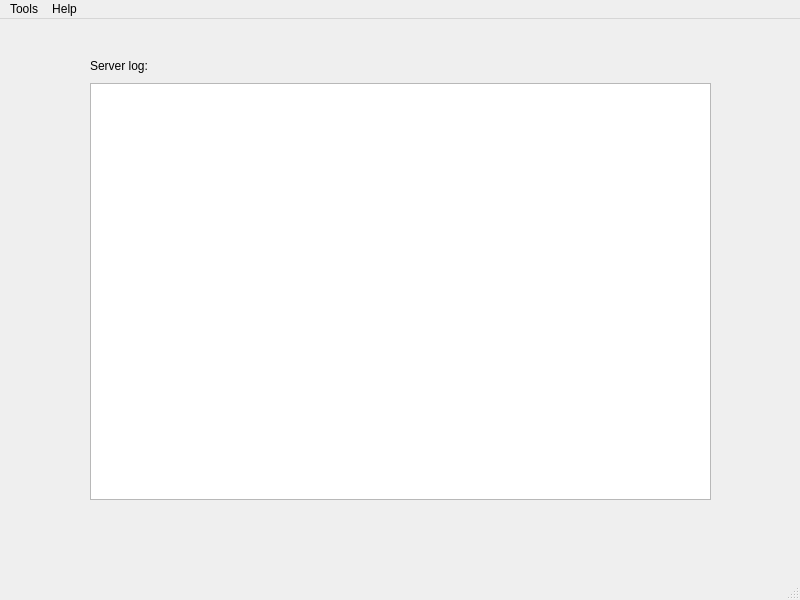
Before: the Qt Designer form haxball-server/mainwindow.ui in MATF-RS20/RS004-haxball, drawn with Qt 5.
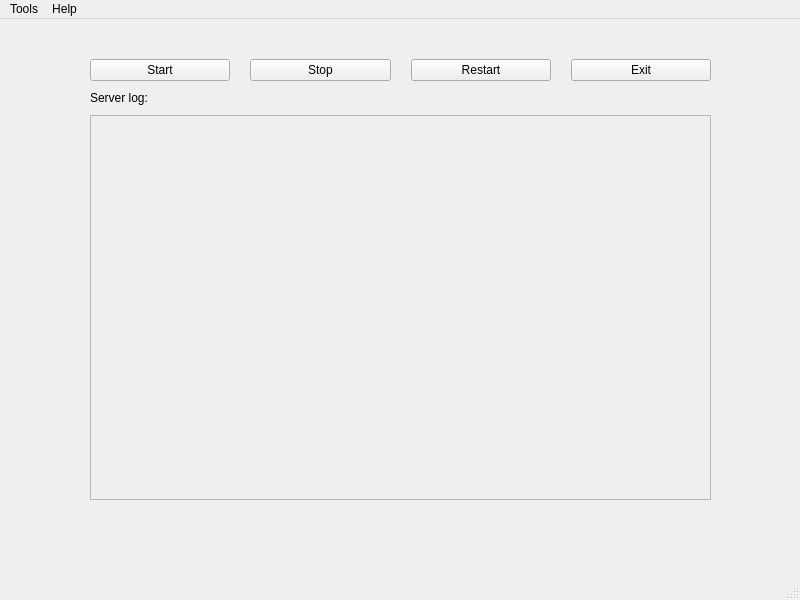
After: the same form once the commit is applied.

Patch:
```diff
--- a/haxball-server/mainwindow.ui
+++ b/haxball-server/mainwindow.ui
@@ -38,6 +38,34 @@
        <property name="spacing">
         <number>20</number>
        </property>
+       <item>
+        <widget class="QPushButton" name="startButton">
+         <property name="text">
+          <string>Start</string>
+         </property>
+        </widget>
+       </item>
+       <item>
+        <widget class="QPushButton" name="stopButton">
+         <property name="text">
+          <string>Stop</string>
+         </property>
+        </widget>
+       </item>
+       <item>
+        <widget class="QPushButton" name="restartButton">
+         <property name="text">
+          <string>Restart</string>
+         </property>
+        </widget>
+       </item>
+       <item>
+        <widget class="QPushButton" name="exitButton">
+         <property name="text">
+          <string>Exit</string>
+         </property>
+        </widget>
+       </item>
       </layout>
      </item>
      <item>
@@ -48,7 +76,11 @@
       </widget>
      </item>
      <item>
-      <widget class="QTextEdit" name="logTextEdit"/>
+      <widget class="QTextEdit" name="logTextEdit">
+       <property name="enabled">
+        <bool>false</bool>
+       </property>
+      </widget>
      </item>
     </layout>
    </widget>
```
